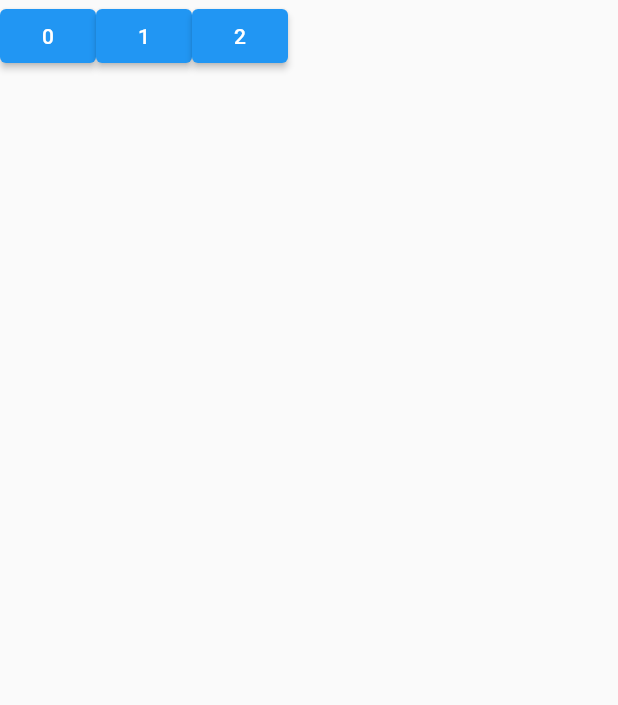
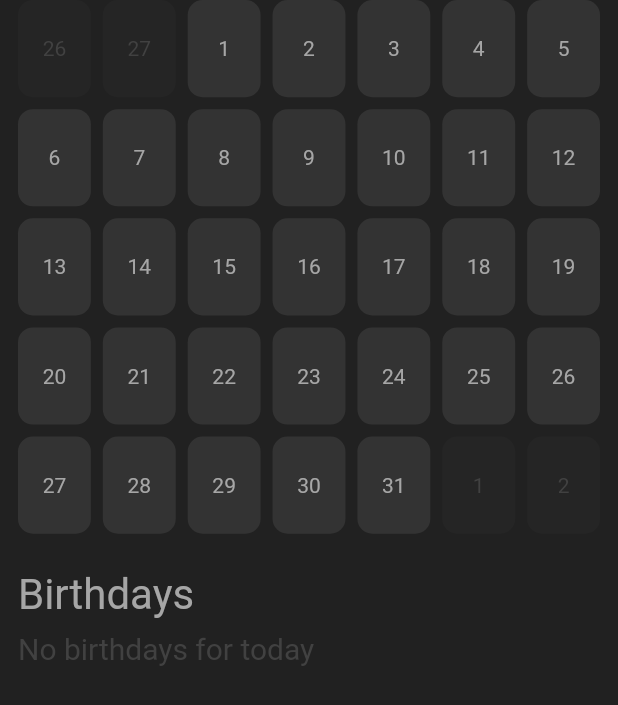
Before and after one commit to Elfsilon/bday_calendar, a Flutter app: the Home screen opened directly, on a phone screen of 412 x 824 dp. Shown: the top 705 px of the screen. Run offline on Flutter 3.47's test engine with Material 2 defaults, Android fonts, the phone set to English and light mode, and no system bars; our stand-ins replace cloud_firestore, equatable, firebase_auth, firebase_core; accounts and stored records are empty.

Commit message:
Add calendar UI and home layout

```diff
--- a/lib/birthdays/data/repositories/firestore_repository.dart
+++ b/lib/birthdays/data/repositories/firestore_repository.dart
@@ -1,5 +1,6 @@
 import 'package:bday_calendar/birthdays/data/models/birthay/birthday.dart';
 import 'package:cloud_firestore/cloud_firestore.dart';
+import 'package:flutter/material.dart';
 
 class BirthdaysRepository {
   const BirthdaysRepository({
@@ -19,10 +20,11 @@ class BirthdaysRepository {
     return data.toList();
   }
 
-  Future<List<Birthday>> fetchBirthdaysByDay(int day) async {
+  Future<List<Birthday>> fetchBirthdaysByDay(int day, int month) async {
     final snapshot = await firestore
         .collection(collection)
         .where("day", isEqualTo: day)
+        .where("month", isEqualTo: month)
         .get();
     final data = snapshot.docs.map((doc) => Birthday.fromJson(doc));
     return data.toList();
--- a/lib/birthdays/screens/home/home.dart
+++ b/lib/birthdays/screens/home/home.dart
@@ -1,93 +1,112 @@
-import 'dart:math';
-
-import 'package:bday_calendar/birthdays/data/models/birthay/birthday.dart';
 import 'package:bday_calendar/birthdays/provider/birthdays_provider.dart';
+import 'package:bday_calendar/birthdays/widgets/birthday_calendar/birthday_calendar.dart';
+import 'package:bday_calendar/birthdays/widgets/birthday_card/birthday_card.dart';
+import 'package:bday_calendar/core/utils/constants.dart';
 import 'package:bday_calendar/core/widgets/app_scaffold.dart';
 import 'package:bday_calendar/core/widgets/centered_error.dart';
 import 'package:bday_calendar/core/widgets/centered_loader.dart';
 import 'package:flutter/material.dart';
 import 'package:provider/provider.dart';
 
-class Home extends StatelessWidget {
+class Home extends StatefulWidget {
   const Home({
     super.key,
   });
 
-  void onTap(BuildContext context, int month) {
-    final state = context.read<BirthdaysProvider>();
-    state.getBirthdaysByMonth(month);
+  @override
+  State<Home> createState() => _HomeState();
 }
 
-  void delete(BuildContext context, Birthday item) {
-    print("DELETE $item");
+class _HomeState extends State<Home> {
+  @override
+  void initState() {
+    super.initState();
+    WidgetsBinding.instance.addPostFrameCallback((_) {
       final state = context.read<BirthdaysProvider>();
-    state.deleteBirthday(item);
+      state.getBirthdaysByMonth(1);
+    });
   }
 
-  void add(BuildContext context, int month) {
+  void onTapDate(int day) {
     final state = context.read<BirthdaysProvider>();
-    final item = Birthday(
-      id: "",
-      name: "Test",
-      day: Random().nextInt(20) + 1,
-      month: month,
-    );
-    state.addBirthday(item);
+    state.getBirthdaysByDay(day, 1);
   }
 
   @override
   Widget build(BuildContext context) {
     final state = context.watch<BirthdaysProvider>();
 
+    if (state.birthdaysIsLoading) {
+      return const CenteredLoader();
+    }
+
+    if (state.birthdaysError != null) {
+      return CenteredError(error: state.birthdaysError!);
+    }
+
     return AppScaffold(
       isLoading: false,
       error: null,
-      body: Column(
-        mainAxisSize: MainAxisSize.min,
-        children: [
-          Row(
-            children: [
-              ElevatedButton(
-                onPressed: () => onTap(context, 0),
-                onLongPress: () => add(context, 0),
-                child: const Text("0"),
+      body: CustomScrollView(
+        slivers: [
+          // SliverList(
+          //   delegate: SliverChildListDelegate([
+          //     SliverToBoxAdapter(
+          //       child: SizedBox(
+          //         // height: 374,
+          //         child: Padding(
+          //           padding: const EdgeInsets.symmetric(horizontal: 12),
+          //           child: ,
+          //         ),
+          //       ),
+          //     ),
+          //   ]),
+          // ),
+          SliverPadding(
+            padding: const EdgeInsets.symmetric(horizontal: 12),
+            sliver: BirthdayCalendar(
+              birthdays: state.birthdays,
+              onTapDate: onTapDate,
             ),
-              ElevatedButton(
-                onPressed: () => onTap(context, 1),
-                onLongPress: () => add(context, 1),
-                child: const Text("1"),
           ),
-              ElevatedButton(
-                onPressed: () => onTap(context, 2),
-                onLongPress: () => add(context, 2),
-                child: const Text("2"),
+          const SliverPadding(
+            padding: EdgeInsets.fromLTRB(12, 24, 12, 8),
+            sliver: SliverToBoxAdapter(
+              child: Text("Birthdays",
+                  style: TextStyle(
+                    color: Color(0xFFA6A6A6),
+                    fontSize: 28,
+                  )),
             ),
-            ],
           ),
-          if (state.birthdaysIsLoading)
-            const CenteredLoader()
-          else if (state.birthdaysError != null)
-            CenteredError(error: state.birthdaysError!)
+          if (state.selectedBirthdaysIsLoading)
+            const SliverToBoxAdapter(child: CenteredLoader())
+          else if (state.selectedBirthdaysError != null)
+            SliverToBoxAdapter(
+                child: CenteredError(error: state.selectedBirthdaysError!))
+          else if (state.selectedBirthdays.isEmpty)
+            const SliverPadding(
+              padding: EdgeInsets.symmetric(horizontal: 12),
+              sliver: SliverToBoxAdapter(
+                child: Text(
+                  "No birthdays for today",
+                  style: TextStyle(
+                    color: Color(0xFF414141),
+                    fontSize: 20,
+                  ),
+                ),
+              ),
+            )
           else
-            Expanded(
-              child: ListView.builder(
-                itemCount: state.birthdays.length,
-                itemBuilder: (context, index) {
-                  final item = state.birthdays[index];
-                  return GestureDetector(
-                    onTap: () => delete(context, item),
-                    child: Padding(
-                      padding: const EdgeInsets.symmetric(
-                          horizontal: 20, vertical: 10),
-                      child: Row(
-                        children: [
-                          Text(item.name),
-                          const SizedBox(width: 8),
-                          Text(item.day.toString()),
-                          const SizedBox(width: 8),
-                          Text(item.month.toString()),
-                        ],
-                      ),
+            SliverList(
+              delegate: SliverChildBuilderDelegate(
+                childCount: state.selectedBirthdays.length,
+                (context, index) {
+                  final item = state.selectedBirthdays[index];
+                  return Padding(
+                    padding: const EdgeInsets.symmetric(horizontal: 12),
+                    child: BirthdayCard(
+                      name: item.name,
                     ),
                   );
                 },
--- /dev/null
+++ b/lib/birthdays/widgets/birthday_calendar/birthday_calendar.dart
@@ -0,0 +1,167 @@
+import 'package:bday_calendar/birthdays/data/models/birthay/birthday.dart';
+import 'package:bday_calendar/core/utils/constants.dart';
+import 'package:flutter/material.dart';
+
+class BirthdayCalendar extends StatefulWidget {
+  const BirthdayCalendar({
+    super.key,
+    required this.birthdays,
+    this.onTapDate,
+  });
+
+  final List<Birthday> birthdays;
+  final Function(int day)? onTapDate;
+
+  @override
+  State<BirthdayCalendar> createState() => _BirthdayCalendarState();
+}
+
+class _BirthdayCalendarState extends State<BirthdayCalendar> {
+  int selectedId = 0;
+
+  void onTap(int day) {
+    debugPrint("HGHHH");
+    setState(() {
+      selectedId = day;
+    });
+    widget.onTapDate?.call(day);
+  }
+
+  List<Widget> getCalendarData() {
+    final today = DateTime.now();
+    final birthdayDays = widget.birthdays.map((e) => e.day).toList();
+
+    final currentMonthDaysCount = DateTime(today.year, today.month + 1, 0).day;
+    final currentMonthDays = List.generate(
+      currentMonthDaysCount,
+      (index) {
+        final curr = index + 1;
+        return BirthdayCalendarDay(
+          onTap: onTap,
+          number: curr,
+          selected: curr == selectedId,
+          birthday: birthdayDays.contains(curr),
+        );
+      },
+    );
+
+    final firstWeekday = DateTime(today.year, today.month, 1).weekday;
+
+    final prevMonthDaysCount = DateTime(today.year, today.month, 0).day;
+    final visibleDaysFromPrevMonthCount = firstWeekday - 1;
+    final firstVisibleLastMonthDay =
+        prevMonthDaysCount - visibleDaysFromPrevMonthCount;
+    final visibleDaysFromPrevMonth = List.generate(
+      visibleDaysFromPrevMonthCount,
+      (index) {
+        final curr = firstVisibleLastMonthDay + index;
+        return BirthdayCalendarDay(
+          number: curr,
+          active: false,
+        );
+      },
+    );
+
+    final rest =
+        7 - (currentMonthDaysCount + visibleDaysFromPrevMonthCount) % 7;
+    final restOfDays = List.generate(
+      rest,
+      (index) {
+        final curr = index + 1;
+        return BirthdayCalendarDay(
+          number: curr,
+          active: false,
+        );
+      },
+    );
+
+    final data = [
+      ...visibleDaysFromPrevMonth,
+      ...currentMonthDays,
+      ...restOfDays,
+    ];
+
+    return data;
+  }
+
+  @override
+  Widget build(BuildContext context) {
+    return SliverGrid.count(
+      crossAxisCount: 7,
+      mainAxisSpacing: 8,
+      crossAxisSpacing: 8,
+      childAspectRatio: 3 / 4,
+      children: getCalendarData(),
+    );
+  }
+}
+
+class BirthdayCalendarDay extends StatelessWidget {
+  const BirthdayCalendarDay({
+    super.key,
+    required this.number,
+    this.active = true,
+    this.birthday = false,
+    this.selected = false,
+    this.onTap,
+  });
+
+  final int number;
+  final bool active;
+  final bool birthday;
+  final bool selected;
+  final Function(int day)? onTap;
+
+  @override
+  Widget build(BuildContext context) {
+    final backgroundColor = selected
+        ? const Color(0xFF504520)
+        : birthday
+            ? const Color(0xFF4D4D4D)
+            : active
+                ? const Color(0xFF333333)
+                : const Color(0xFF252525);
+
+    final textColor = selected
+        ? const Color(0xFFFFC700)
+        : birthday
+            ? const Color(0xFFA6A6A6)
+            : active
+                ? const Color(0xFFA6A6A6)
+                : const Color(0xFF414141);
+
+    return GestureDetector(
+      onTap: () => onTap?.call(number),
+      child: Center(
+        child: Container(
+          alignment: Alignment.center,
+          decoration: BoxDecoration(
+            color: backgroundColor,
+            borderRadius: AppConstants.borderRadius,
+            border: selected || birthday ? Border.all(color: textColor) : null,
+          ),
+          child: Column(
+            mainAxisSize: MainAxisSize.min,
+            children: [
+              Text(
+                number.toString(),
+                style: TextStyle(
+                  color: textColor,
+                ),
+              ),
+              Visibility(
+                visible: birthday,
+                child: Text(
+                  "B",
+                  style: TextStyle(
+                    color: textColor,
+                  ),
+                ),
+              ),
+            ],
+          ),
+        ),
+      ),
+    );
+  }
+}
--- /dev/null
+++ b/lib/core/utils/constants.dart
@@ -0,0 +1,6 @@
+import 'package:flutter/material.dart';
+
+class AppConstants {
+  static const BorderRadius borderRadius =
+      BorderRadius.all(Radius.circular(10));
+}
--- a/lib/core/widgets/app_scaffold.dart
+++ b/lib/core/widgets/app_scaffold.dart
@@ -29,6 +29,7 @@ class AppScaffold extends StatelessWidget {
     }
 
     return Scaffold(
+      backgroundColor: const Color(0xFF212121),
       body: SafeArea(
         child: body,
       ),
```
Also changed, not shown: lib/birthdays/provider/birthdays_provider.dart (+4 -13 lines), lib/birthdays/widgets/birthday_card/birthday_card.dart (added, +31 -0 lines). Lines whose indentation alone changed are shown as unchanged.
